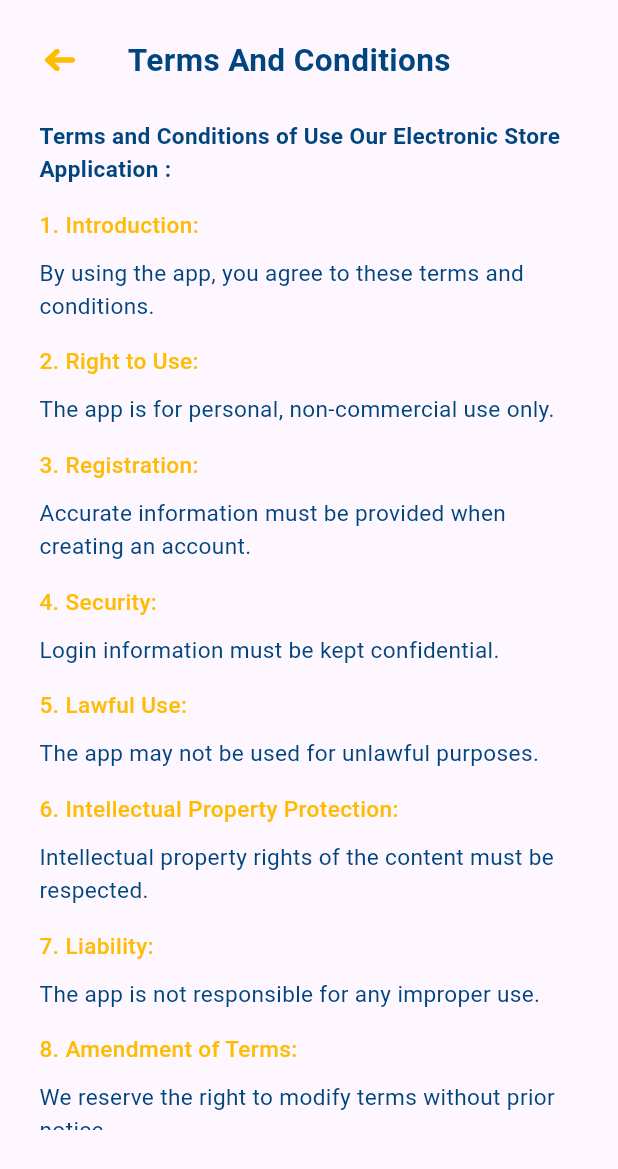
After one commit to AbdAlraoufHussein/sare3, a Flutter app: the MainPage screen opened by its route, item 4 of the bottom bar chosen, after a tap on "Terms and Conditions", on a phone screen of 412 x 824 dp. The commit adds this screen. Shown: the top 1169 px of the screen. Run offline on Flutter 3.47's test engine with Material 3 defaults, Android fonts, the light colour scheme and no system bars; our stand-ins replace bloc, carousel_slider, dio, flutter_bloc, flutter_dotenv, flutter_screenutil and 3 more; missing offline and left inert: flutter_stripe; accounts and stored records are empty; network calls fail.

Commit message:
profile pages done

```diff
--- /dev/null
+++ b/lib/view/screen/main_page/terms_and_conditions.dart
@@ -0,0 +1,287 @@
+import 'package:flutter/material.dart';
+import 'package:flutter_screenutil/flutter_screenutil.dart';
+import 'package:get/get.dart';
+import 'package:wael/core/constant/color.dart';
+import 'package:wael/core/constant/routes.dart';
+
+class TermsAndCondition extends StatelessWidget {
+  const TermsAndCondition({super.key});
+
+  @override
+  Widget build(BuildContext context) {
+    return Scaffold(
+      body: SafeArea(
+        child: Column(
+          children: [
+            Padding(
+              padding: const EdgeInsets.symmetric(horizontal: 16, vertical: 16),
+              child: Row(
+                mainAxisAlignment: MainAxisAlignment.start,
+                children: [
+                  IconButton(
+                    onPressed: () {
+                      Get.offNamed(AppRoute.mainPage);
+                    },
+                    icon: Image.asset(
+                      'assets/images/btn_back.png',
+                      height: 15.h,
+                    ),
+                  ),
+                  SizedBox(
+                    width: 20.w,
+                  ),
+                  Text(
+                    'Terms And Conditions',
+                    style: TextStyle(
+                        fontSize: 21.sp,
+                        fontWeight: FontWeight.bold,
+                        color: AppColor.blue),
+                  ),
+                ],
+              ),
+            ),
+            // SizedBox(
+            //   height: 40.h,
+            // ),
+            Padding(
+              padding: EdgeInsets.symmetric(horizontal: 25.w),
+              child: Text(
+                'Terms and Conditions of Use Our Electronic Store Application :',
+                style: TextStyle(
+                  color: AppColor.blue,
+                  fontSize: 15.sp,
+                  fontWeight: FontWeight.bold,
+                ),
+              ),
+            ),
+            SizedBox(
+              height: 15.h,
+            ),
+            Expanded(
+              child: Padding(
+                padding: EdgeInsets.symmetric(horizontal: 25.w),
+                child: ListView(
+                  children: [
+                    Text(
+                      '1. Introduction:',
+                      style: TextStyle(
+                        color: AppColor.yellow,
+                        fontSize: 15.sp,
+                        fontWeight: FontWeight.w500,
+                      ),
+                    ),
+                    SizedBox(
+                      height: 10.h,
+                    ),
+                    Text(
+                      'By using the app, you agree to these terms and conditions.',
+                      style: TextStyle(
+                        color: AppColor.blue,
+                        fontSize: 15.sp,
+                      ),
+                    ),
+                    SizedBox(
+                      height: 15.h,
+                    ),
+                    Text(
+                      '2. Right to Use:',
+                      style: TextStyle(
+                        color: AppColor.yellow,
+                        fontSize: 15.sp,
+                        fontWeight: FontWeight.w500,
+                      ),
+                    ),
+                    SizedBox(
+                      height: 10.h,
+                    ),
+                    Text(
+                      'The app is for personal, non-commercial use only.',
+                      style: TextStyle(
+                        color: AppColor.blue,
+                        fontSize: 15.sp,
+                      ),
+                    ),
+                    SizedBox(
+                      height: 15.h,
+                    ),
+                    Text(
+                      '3. Registration:',
+                      style: TextStyle(
+                        color: AppColor.yellow,
+                        fontSize: 15.sp,
+                        fontWeight: FontWeight.w500,
+                      ),
+                    ),
+                    SizedBox(
+                      height: 10.h,
+                    ),
+                    Text(
+                      'Accurate information must be provided when creating an account.',
+                      style: TextStyle(
+                        color: AppColor.blue,
+                        fontSize: 15.sp,
+                      ),
+                    ),
+                    SizedBox(
+                      height: 15.h,
+                    ),
+                    Text(
+                      '4. Security:',
+                      style: TextStyle(
+                        color: AppColor.yellow,
+                        fontSize: 15.sp,
+                        fontWeight: FontWeight.w500,
+                      ),
+                    ),
+                    SizedBox(
+                      height: 10.h,
+                    ),
+                    Text(
+                      'Login information must be kept confidential.',
+                      style: TextStyle(
+                        color: AppColor.blue,
+                        fontSize: 15.sp,
+                      ),
+                    ),
+                    SizedBox(
+                      height: 15.h,
+                    ),
+                    Text(
+                      '5. Lawful Use:',
+                      style: TextStyle(
+                        color: AppColor.yellow,
+                        fontSize: 15.sp,
+                        fontWeight: FontWeight.w500,
+                      ),
+                    ),
+                    SizedBox(
+                      height: 10.h,
+                    ),
+                    Text(
+                      'The app may not be used for unlawful purposes.',
+                      style: TextStyle(
+                        color: AppColor.blue,
+                        fontSize: 15.sp,
+                      ),
+                    ),
+                    SizedBox(
+                      height: 15.h,
+                    ),
+                    Text(
+                      '6. Intellectual Property Protection:',
+                      style: TextStyle(
+                        color: AppColor.yellow,
+                        fontSize: 15.sp,
+                        fontWeight: FontWeight.w500,
+                      ),
+                    ),
+                    SizedBox(
+                      height: 10.h,
+                    ),
+                    Text(
+                      'Intellectual property rights of the content must be respected.',
+                      style: TextStyle(
+                        color: AppColor.blue,
+                        fontSize: 15.sp,
+                      ),
+                    ),
+                    SizedBox(
+                      height: 15.h,
+                    ),
+                    Text(
+                      '7. Liability:',
+                      style: TextStyle(
+                        color: AppColor.yellow,
+                        fontSize: 15.sp,
+                        fontWeight: FontWeight.w500,
+                      ),
+                    ),
+                    SizedBox(
+                      height: 10.h,
+                    ),
+                    Text(
+                      'The app is not responsible for any improper use.',
+                      style: TextStyle(
+                        color: AppColor.blue,
+                        fontSize: 15.sp,
+                      ),
+                    ),
+                    SizedBox(
+                      height: 15.h,
+                    ),
+                    Text(
+                      '8. Amendment of Terms:',
+                      style: TextStyle(
+                        color: AppColor.yellow,
+                        fontSize: 15.sp,
+                        fontWeight: FontWeight.w500,
+                      ),
+                    ),
+                    SizedBox(
+                      height: 10.h,
+                    ),
+                    Text(
+                      'We reserve the right to modify terms without prior notice.',
+                      style: TextStyle(
+                        color: AppColor.blue,
+                        fontSize: 15.sp,
+                      ),
+                    ),
+                    SizedBox(
+                      height: 15.h,
+                    ),
+                    Text(
+                      '9. Transactions:',
+                      style: TextStyle(
+                        color: AppColor.yellow,
+                        fontSize: 15.sp,
+                        fontWeight: FontWeight.w500,
+                      ),
+                    ),
+                    SizedBox(
+                      height: 10.h,
+                    ),
+                    Text(
+                      'Transactions are governed by the specified policy.',
+                      style: TextStyle(
+                        color: AppColor.blue,
+                        fontSize: 15.sp,
+                      ),
+                    ),
+                    SizedBox(
+                      height: 15.h,
+                    ),
+                    Text(
+                      '10. Disputes:',
+                      style: TextStyle(
+                        color: AppColor.yellow,
+                        fontSize: 15.sp,
+                        fontWeight: FontWeight.w500,
+                      ),
+                    ),
+                    SizedBox(
+                      height: 10.h,
+                    ),
+                    Text(
+                      'Disputes are subject to local jurisdiction.',
+                      style: TextStyle(
+                        color: AppColor.blue,
+                        fontSize: 15.sp,
+                      ),
+                    ),
+                    SizedBox(
+                      height: 50.h,
+                    ),
+                  ],
+                ),
+              ),
+            ),
+            SizedBox(
+              height: 70.h,
+            ),
+          ],
+        ),
+      ),
+    );
+  }
+}
--- a/lib/view/widget/profile_page/row_profile.dart
+++ b/lib/view/widget/profile_page/row_profile.dart
@@ -6,16 +6,20 @@ class RowProfile extends StatelessWidget {
   final String image;
   final String text;
   final double howfar;
+  final void Function()? onTap;
 
   const RowProfile(
       {super.key,
       required this.image,
       required this.text,
-      required this.howfar});
+      required this.howfar,
+      this.onTap});
 
   @override
   Widget build(BuildContext context) {
-    return Container(
+    return GestureDetector(
+      onTap: onTap,
+      child: Container(
         height: 60.h,
         width: double.infinity,
         decoration: BoxDecoration(
@@ -50,6 +54,7 @@ class RowProfile extends StatelessWidget {
             ),
           ],
         ),
+      ),
     );
   }
 }
```
Also changed, not shown: lib/view/screen/main_page/about_the_app.dart (added, +117 -0 lines), lib/view/screen/main_page/contact_us.dart (added, +155 -0 lines), lib/view/screen/main_page/profile_page.dart (+12 -0 lines), assets/images/facebook.png (added), assets/images/gmail.png (added), assets/images/instagram.png (added), assets/images/whatsapp.png (added). Lines whose indentation alone changed are shown as unchanged.
